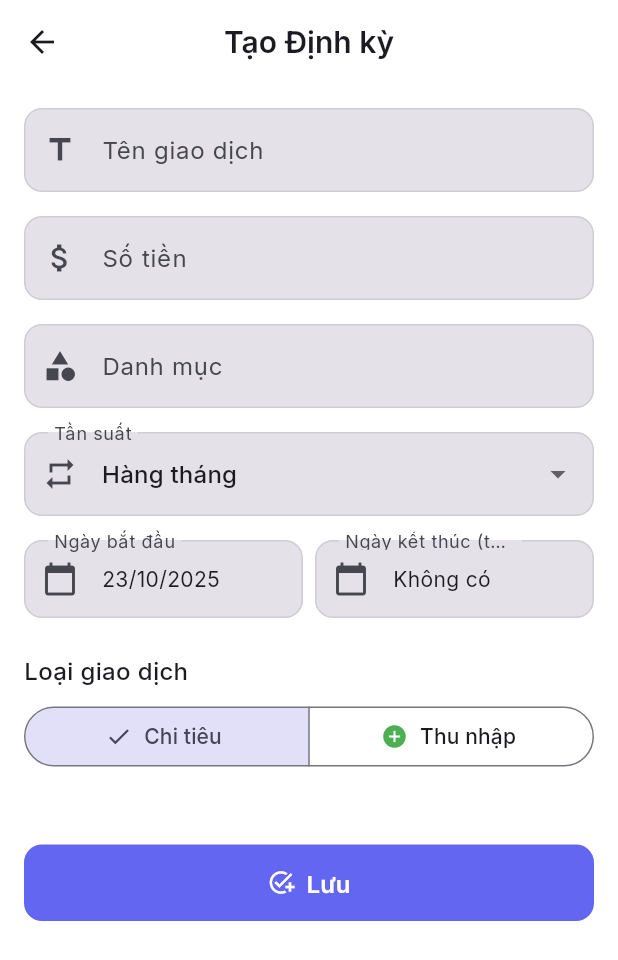
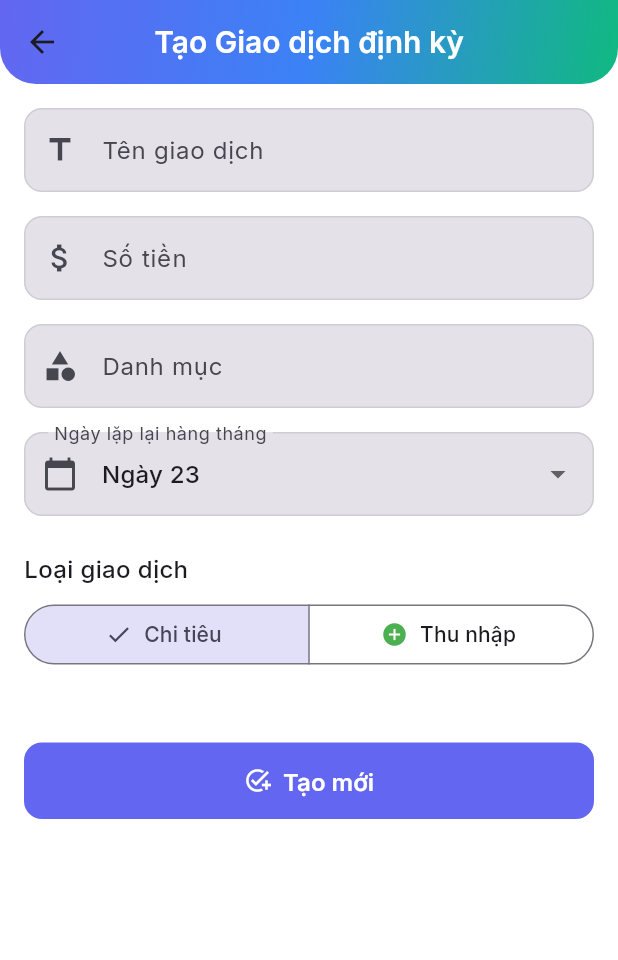
Before and after one commit to Minhkl27/finance_manage, a Flutter app: the AddEditRecurringScreen screen opened directly, on a phone screen of 412 x 824 dp. Shown: the top 960 px of the screen. Run offline on Flutter 3.47's test engine with Material 3 defaults, Android fonts, the phone set to English and light mode, and no system bars; our stand-ins replace flutter_local_notifications, google_fonts, shared_preferences; accounts and stored records are empty.

Commit message:
thêm chức năng tự động trừ giao dịch và thông báo

```diff
--- a/lib/data/models/recurring_transaction.dart
+++ b/lib/data/models/recurring_transaction.dart
@@ -1,5 +1,4 @@
 import 'package:flutter/foundation.dart';
-import 'recurrence_frequency.dart';
 
 @immutable
 class RecurringTransaction {
@@ -8,11 +7,8 @@ class RecurringTransaction {
   final double amount;
   final String category;
   final bool isIncome;
-  final RecurrenceFrequency frequency;
-  final DateTime startDate;
-  final DateTime? endDate;
-  final DateTime?
-  lastGeneratedDate; // Tracks the last time a transaction was made
+  final int dayOfMonth; // Ngày trong tháng để tạo giao dịch (1-31)
+  final DateTime? lastGeneratedDate; // Ngày cuối cùng giao dịch được tạo
 
   const RecurringTransaction({
     required this.id,
@@ -20,29 +16,9 @@ class RecurringTransaction {
     required this.amount,
     required this.category,
     required this.isIncome,
-    required this.frequency,
-    required this.startDate,
-    this.endDate,
+    required this.dayOfMonth,
     this.lastGeneratedDate,
   });
-
-  factory RecurringTransaction.fromJson(Map<String, dynamic> json) {
-    return RecurringTransaction(
-      id: json['id'] as String,
-      title: json['title'] as String,
-      amount: (json['amount'] as num).toDouble(),
-      category: json['category'] as String,
-      isIncome: json['isIncome'] as bool,
-      frequency: recurrenceFrequencyFromString(json['frequency']),
-      startDate: DateTime.parse(json['startDate'] as String),
-      endDate: json['endDate'] != null
-          ? DateTime.parse(json['endDate'] as String)
-          : null,
-      lastGeneratedDate: json['lastGeneratedDate'] != null
-          ? DateTime.parse(json['lastGeneratedDate'] as String)
-          : null,
-    );
-  }
 
   Map<String, dynamic> toJson() {
     return {
@@ -51,10 +27,42 @@ class RecurringTransaction {
       'amount': amount,
       'category': category,
       'isIncome': isIncome,
-      'frequency': frequency.toString(),
-      'startDate': startDate.toIso8601String(),
-      'endDate': endDate?.toIso8601String(),
+      'dayOfMonth': dayOfMonth,
       'lastGeneratedDate': lastGeneratedDate?.toIso8601String(),
     };
   }
+
+  factory RecurringTransaction.fromJson(Map<String, dynamic> json) {
+    return RecurringTransaction(
+      id: json['id'],
+      title: json['title'],
+      amount: json['amount'],
+      category: json['category'],
+      isIncome: json['isIncome'],
+      dayOfMonth: json['dayOfMonth'],
+      lastGeneratedDate: json['lastGeneratedDate'] != null
+          ? DateTime.parse(json['lastGeneratedDate'])
+          : null,
+    );
+  }
+
+  RecurringTransaction copyWith({
+    String? id,
+    String? title,
+    double? amount,
+    String? category,
+    bool? isIncome,
+    int? dayOfMonth,
+    DateTime? lastGeneratedDate,
+  }) {
+    return RecurringTransaction(
+      id: id ?? this.id,
+      title: title ?? this.title,
+      amount: amount ?? this.amount,
+      category: category ?? this.category,
+      isIncome: isIncome ?? this.isIncome,
+      dayOfMonth: dayOfMonth ?? this.dayOfMonth,
+      lastGeneratedDate: lastGeneratedDate ?? this.lastGeneratedDate,
+    );
+  }
 }
--- a/lib/data/models/transaction.dart
+++ b/lib/data/models/transaction.dart
@@ -15,7 +15,8 @@ class Transaction {
     required this.amount,
     required this.date,
     required this.isIncome,
-    this.category = '', // Default to empty string
+    this.category = '',
+    required String notes, // Default to empty string
   });
 
   // Convert to JSON
@@ -38,7 +39,8 @@ class Transaction {
       amount: json['amount'].toDouble(),
       date: DateTime.parse(json['date']),
       isIncome: json['isIncome'],
-      category: json['category'] ?? '', // Handle null values
+      category: json['category'] ?? '',
+      notes: '', // Handle null values
     );
   }
 
@@ -58,6 +60,7 @@ class Transaction {
       date: date ?? this.date,
       isIncome: isIncome ?? this.isIncome,
       category: category ?? this.category,
+      notes: '',
     );
   }
 }
--- a/lib/data/providers/transaction_provider.dart
+++ b/lib/data/providers/transaction_provider.dart
@@ -55,7 +55,10 @@ class TransactionProvider with ChangeNotifier {
   }
 
   // Add transaction
-  Future<void> addTransaction(Transaction transaction) async {
+  Future<void> addTransaction(
+    Transaction transaction, {
+    required bool fromRecurring,
+  }) async {
     _transactions.add(transaction);
     notifyListeners();
     await _saveTransactions();
--- a/lib/features/dashboard/add_edit_recurring_screen.dart
+++ b/lib/features/dashboard/add_edit_recurring_screen.dart
@@ -1,8 +1,7 @@
 import 'package:flutter/material.dart';
+import 'package:google_fonts/google_fonts.dart';
 import 'package:provider/provider.dart';
 import '../../core/constants/app_constants.dart';
-import '../../core/utils/formatters.dart';
-import '../../data/models/recurrence_frequency.dart';
 import '../../data/models/recurring_transaction.dart';
 import '../../data/providers/recurring_transaction_provider.dart';
 
@@ -20,11 +19,8 @@ class _AddEditRecurringScreenState extends State<AddEditRecurringScreen> {
   final _titleController = TextEditingController();
   final _amountController = TextEditingController();
   final _categoryController = TextEditingController();
-
   bool _isIncome = false;
-  RecurrenceFrequency _frequency = RecurrenceFrequency.monthly;
-  DateTime _startDate = DateTime.now();
-  DateTime? _endDate;
+  int _dayOfMonth = DateTime.now().day;
 
   bool get _isEditing => widget.recurring != null;
 
@@ -32,14 +28,11 @@ class _AddEditRecurringScreenState extends State<AddEditRecurringScreen> {
   void initState() {
     super.initState();
     if (_isEditing) {
-      final r = widget.recurring!;
-      _titleController.text = r.title;
-      _amountController.text = r.amount.toString();
-      _categoryController.text = r.category;
-      _isIncome = r.isIncome;
-      _frequency = r.frequency;
-      _startDate = r.startDate;
-      _endDate = r.endDate;
+      _titleController.text = widget.recurring!.title;
+      _amountController.text = widget.recurring!.amount.toStringAsFixed(0);
+      _categoryController.text = widget.recurring!.category;
+      _isIncome = widget.recurring!.isIncome;
+      _dayOfMonth = widget.recurring!.dayOfMonth;
     }
   }
 
@@ -49,25 +42,6 @@ class _AddEditRecurringScreenState extends State<AddEditRecurringScreen> {
     _amountController.dispose();
     _categoryController.dispose();
     super.dispose();
-  }
-
-  Future<void> _selectDate(bool isStartDate) async {
-    final initial = isStartDate ? _startDate : (_endDate ?? DateTime.now());
-    final picked = await showDatePicker(
-      context: context,
-      initialDate: initial,
-      firstDate: DateTime(2020),
-      lastDate: DateTime(2100),
-    );
-    if (picked != null) {
-      setState(() {
-        if (isStartDate) {
-          _startDate = picked;
-        } else {
-          _endDate = picked;
-        }
-      });
-    }
   }
 
   void _saveRecurring() {
@@ -93,10 +67,10 @@ class _AddEditRecurringScreenState extends State<AddEditRecurringScreen> {
       amount: amount,
       category: category,
       isIncome: _isIncome,
-      frequency: _frequency,
-      startDate: _startDate,
-      endDate: _endDate,
-      // lastGeneratedDate is handled by the provider
+      dayOfMonth: _dayOfMonth,
+      lastGeneratedDate: _isEditing
+          ? widget.recurring!.lastGeneratedDate
+          : null,
     );
 
     final provider = context.read<RecurringTransactionProvider>();
@@ -112,7 +86,31 @@ class _AddEditRecurringScreenState extends State<AddEditRecurringScreen> {
   @override
   Widget build(BuildContext context) {
     return Scaffold(
-      appBar: AppBar(title: Text(_isEditing ? 'Sửa Định kỳ' : 'Tạo Định kỳ')),
+      appBar: AppBar(
+        title: Text(
+          _isEditing ? 'Sửa Giao dịch định kỳ' : 'Tạo Giao dịch định kỳ',
+          style: GoogleFonts.inter(
+            fontSize: 20,
+            fontWeight: FontWeight.w600,
+            color: Colors.white,
+          ),
+        ),
+        backgroundColor: Colors.transparent,
+        elevation: 0,
+        flexibleSpace: Container(
+          decoration: const BoxDecoration(
+            gradient: LinearGradient(
+              colors: [Color(0xFF6366F1), Color(0xFF3B82F6), Color(0xFF10B981)],
+              begin: Alignment.topLeft,
+              end: Alignment.bottomRight,
+            ),
+            borderRadius: BorderRadius.only(
+              bottomLeft: Radius.circular(24),
+              bottomRight: Radius.circular(24),
+            ),
+          ),
+        ),
+      ),
       body: Form(
         key: _formKey,
         child: ListView(
@@ -122,11 +120,11 @@ class _AddEditRecurringScreenState extends State<AddEditRecurringScreen> {
               controller: _titleController,
               decoration: const InputDecoration(
                 labelText: 'Tên giao dịch',
-                hintText: 'Ví dụ: Tiền thuê nhà',
+                hintText: 'Ví dụ: Tiền nhà, Lương tháng',
                 prefixIcon: Icon(Icons.title),
               ),
               validator: (value) => (value == null || value.trim().isEmpty)
-                  ? 'Vui lòng nhập tên'
+                  ? 'Vui lòng nhập tên giao dịch'
                   : null,
             ),
             const SizedBox(height: AppConstants.defaultPadding),
@@ -154,7 +152,7 @@ class _AddEditRecurringScreenState extends State<AddEditRecurringScreen> {
               controller: _categoryController,
               decoration: const InputDecoration(
                 labelText: 'Danh mục',
-                hintText: 'Ví dụ: Nhà ở',
+                hintText: 'Ví dụ: Nhà ở, Lương',
                 prefixIcon: Icon(Icons.category),
               ),
               validator: (value) => (value == null || value.trim().isEmpty)
@@ -162,66 +160,25 @@ class _AddEditRecurringScreenState extends State<AddEditRecurringScreen> {
                   : null,
             ),
             const SizedBox(height: AppConstants.defaultPadding),
-            DropdownButtonFormField<RecurrenceFrequency>(
-              initialValue: _frequency,
+            DropdownButtonFormField<int>(
+              initialValue: _dayOfMonth,
               decoration: const InputDecoration(
-                labelText: 'Tần suất',
-                prefixIcon: Icon(Icons.repeat),
+                labelText: 'Ngày lặp lại hàng tháng',
+                prefixIcon: Icon(Icons.calendar_today),
               ),
-              items: RecurrenceFrequency.values.map((freq) {
-                return DropdownMenuItem(
-                  value: freq,
-                  child: Text(freq.displayName),
-                );
-              }).toList(),
+              items: List.generate(31, (index) => index + 1)
+                  .map(
+                    (day) =>
+                        DropdownMenuItem(value: day, child: Text('Ngày $day')),
+                  )
+                  .toList(),
               onChanged: (value) {
                 if (value != null) {
                   setState(() {
-                    _frequency = value;
+                    _dayOfMonth = value;
                   });
                 }
               },
-            ),
-            const SizedBox(height: AppConstants.defaultPadding),
-            Row(
-              children: [
-                Expanded(
-                  child: InkWell(
-                    onTap: () => _selectDate(true),
-                    child: InputDecorator(
-                      decoration: const InputDecoration(
-                        labelText: 'Ngày bắt đầu',
-                        prefixIcon: Icon(Icons.calendar_today),
-                      ),
-                      child: Text(Formatters.formatDate(_startDate)),
-                    ),
-                  ),
-                ),
-                const SizedBox(width: AppConstants.smallPadding),
-                Expanded(
-                  child: InkWell(
-                    onTap: () => _selectDate(false),
-                    child: InputDecorator(
-                      decoration: InputDecoration(
-                        labelText: 'Ngày kết thúc (tùy chọn)',
-                        prefixIcon: const Icon(Icons.calendar_today),
-                        suffixIcon: _endDate != null
-                            ? IconButton(
-                                icon: const Icon(Icons.clear),
-                                onPressed: () =>
-                                    setState(() => _endDate = null),
-                              )
-                            : null,
-                      ),
-                      child: Text(
-                        _endDate != null
-                            ? Formatters.formatDate(_endDate!)
-                            : 'Không có',
-                      ),
-                    ),
-                  ),
-                ),
-              ],
             ),
             const SizedBox(height: AppConstants.largePadding),
             const Text(
@@ -259,7 +216,7 @@ class _AddEditRecurringScreenState extends State<AddEditRecurringScreen> {
             ElevatedButton.icon(
               onPressed: _saveRecurring,
               icon: Icon(_isEditing ? Icons.save_as : Icons.add_task),
-              label: Text(_isEditing ? 'Cập nhật' : 'Lưu'),
+              label: Text(_isEditing ? 'Cập nhật' : 'Tạo mới'),
               style: ElevatedButton.styleFrom(
                 padding: const EdgeInsets.symmetric(
                   vertical: AppConstants.defaultPadding,
--- a/lib/features/dashboard/manage_recurring_screen.dart
+++ b/lib/features/dashboard/manage_recurring_screen.dart
@@ -2,7 +2,6 @@ import 'package:flutter/material.dart';
 import 'package:google_fonts/google_fonts.dart';
 import 'package:provider/provider.dart';
 import '../../core/utils/formatters.dart';
-import '../../data/models/recurrence_frequency.dart';
 import '../../data/providers/recurring_transaction_provider.dart';
 import '../../widgets/empty_state.dart';
 import 'add_edit_recurring_screen.dart';
@@ -62,7 +61,7 @@ class ManageRecurringScreen extends StatelessWidget {
                   ),
                   title: Text(item.title),
                   subtitle: Text(
-                    '${item.frequency.displayName} - ${Formatters.formatCurrency(item.amount)}',
+                    'Ngày ${item.dayOfMonth} hàng tháng - ${Formatters.formatCurrency(item.amount)}',
                   ),
                   trailing: IconButton(
                     icon: const Icon(Icons.delete_outline, color: Colors.red),
--- a/lib/features/transactions/add_transaction_screen.dart
+++ b/lib/features/transactions/add_transaction_screen.dart
@@ -129,6 +129,7 @@ class _AddTransactionScreenState extends State<AddTransactionScreen> {
       date: _selectedDate,
       isIncome: _isIncome,
       category: category,
+      notes: '',
     );
 
     final provider = context.read<TransactionProvider>();
@@ -140,7 +141,7 @@ class _AddTransactionScreenState extends State<AddTransactionScreen> {
     if (isEditing) {
       await provider.updateTransaction(widget.transaction!.id, transaction);
     } else {
-      await provider.addTransaction(transaction);
+      await provider.addTransaction(transaction, fromRecurring: false);
     }
 
     navigator.pop();
--- a/pubspec.yaml
+++ b/pubspec.yaml
@@ -54,6 +54,7 @@ dependencies:
   animations: ^2.0.11
   flutter_localizations:
     sdk: flutter
+  flutter_local_notifications: ^19.5.0
 
 dev_dependencies:
   flutter_test:
```
Also changed, not shown: lib/core/services/notification_service.dart (added, +72 -0 lines), lib/data/providers/recurring_transaction_provider.dart (+61 -74 lines), lib/main.dart (+7 -1 lines), lib/main_screen.dart (+26 -1 lines), pubspec.lock, 3 other files.
